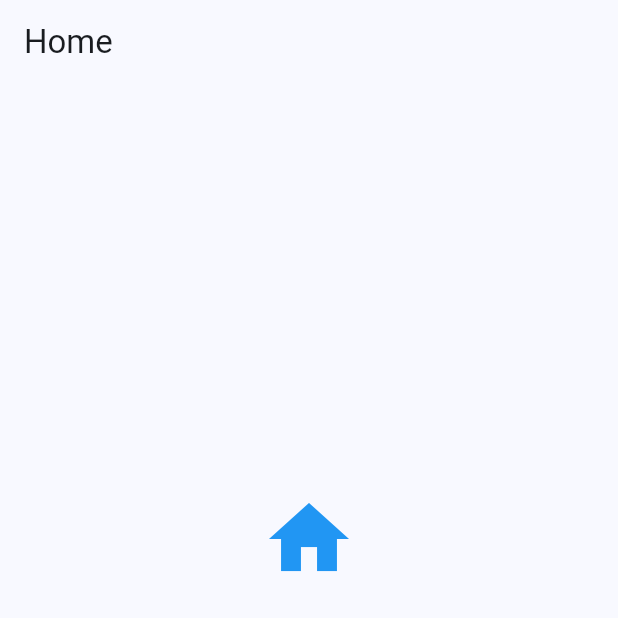
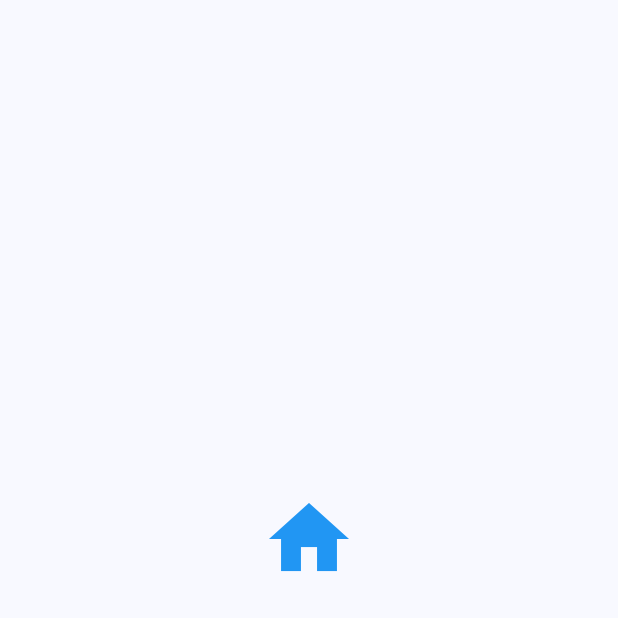
Before and after one commit to diman83-CF/class_flow, a Flutter app: the screen it shows after launch, on a phone screen of 412 x 824 dp, the top half of it. Run offline on Flutter 3.47's test engine with Material 3 defaults, Android fonts, the phone set to English and light mode, and no system bars; our stand-ins replace shared_preferences.

Commit message:
Removing "Home" text from home page

```diff
--- a/lib/presentation/pages/home_page.dart
+++ b/lib/presentation/pages/home_page.dart
@@ -17,7 +17,7 @@ class _HomePageState extends State<HomePage> {
     final isMobile = MediaQuery.of(context).size.width < 600;
     return Scaffold(
       appBar: AppBar(
-        title: const Text('Home'),
+        // title: const Text('Home'),
       ),
       body: Row(
         children: [
```
